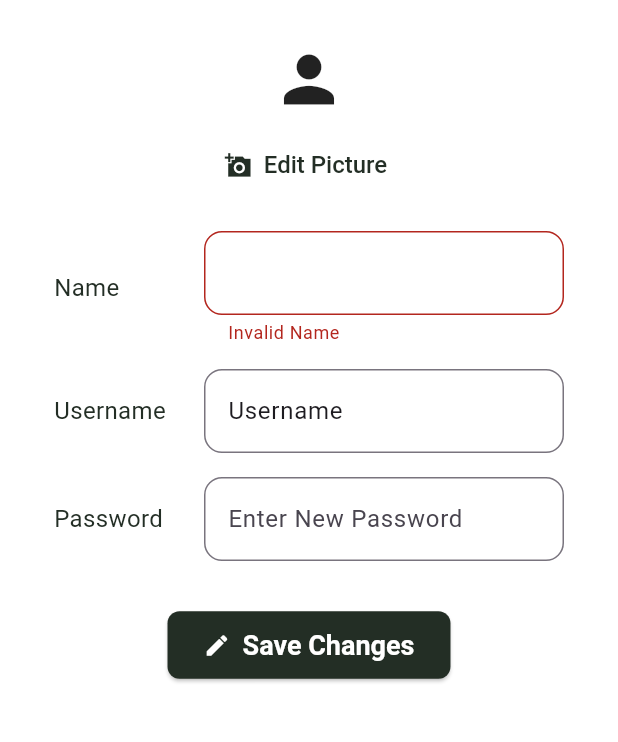
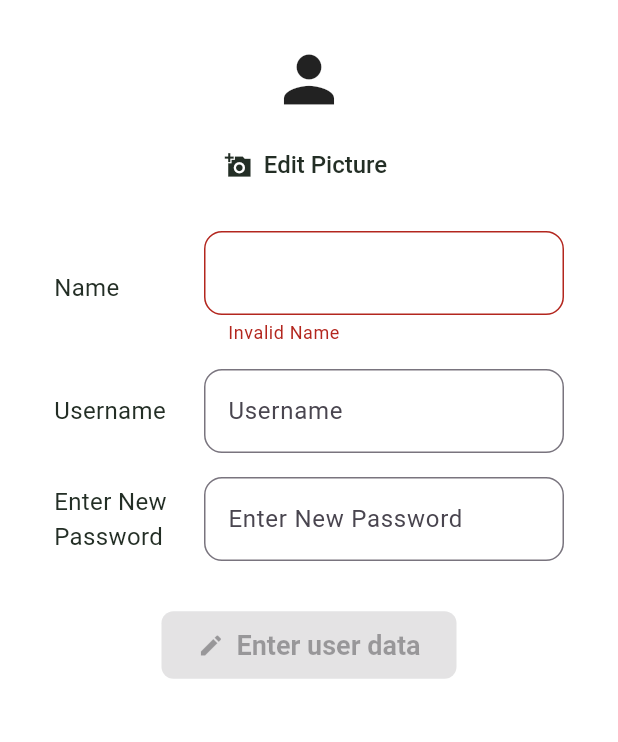
Before and after one commit to PetarJovanovic996/my_pet, a Flutter app: the EditProfileScreen screen opened by its route, on a phone screen of 412 x 824 dp, the part 84-826 px from its top. Run offline on Flutter 3.47's test engine with Material 3 defaults, Android fonts, the phone set to English and light mode, and no system bars; our stand-ins replace equatable, firebase_auth, firebase_core, flutter_bloc, formz, get_it and 2 more; accounts and stored records are empty.

Commit message:
Edit Name and PW funk implemented

```diff
--- a/lib/l10n/intl_en.arb
+++ b/lib/l10n/intl_en.arb
@@ -91,5 +91,7 @@
   "successfullEditOfUserData": "Successfull Edit! Please log in once again",
   "@successfullEditOfUserData": {},
   "enterNewPassword": "Enter New Password",
-  "@enterNewPassword": {}
+  "@enterNewPassword": {},
+  "enterCurrentPassword": "Enter Current Password",
+  "@enterCurrentPassword": {}
 }
--- a/lib/l10n/intl_sr.arb
+++ b/lib/l10n/intl_sr.arb
@@ -91,5 +91,7 @@
   "successfullEditOfUserData": "Uspjesno ste uredili podatke! Molim vas prijavite se ponovo!",
   "@successfullEditOfUserData": {},
   "enterNewPassword": "Unesite Novu Lozinku",
-  "@enterNewPassword": {}
+  "@enterNewPassword": {},
+  "enterCurrentPassword": "Unesite Trenutnu Lozinku",
+  "@enterCurrentPassword": {}
 }
--- a/lib/presentations/cubit/edit profile/edit_profile_cubit.dart
+++ b/lib/presentations/cubit/edit profile/edit_profile_cubit.dart
@@ -19,7 +19,10 @@ class EditProfileCubit extends Cubit<EditProfileState> {
     emit(
       state.copyWith(
         name: name,
-        isValid: Formz.validate([name, state.password, state.currentPassword]),
+        isValid:
+            state.isChangingPassword
+                ? Formz.validate([name, state.password, state.currentPassword])
+                : Formz.validate([name]),
       ),
     );
   }
@@ -30,6 +33,7 @@ class EditProfileCubit extends Cubit<EditProfileState> {
     emit(
       state.copyWith(
         password: password,
+        isChangingPassword: password.value.isNotEmpty,
         isValid: Formz.validate([state.name, password, state.currentPassword]),
       ),
     );
--- a/lib/presentations/cubit/edit profile/edit_profile_state.dart
+++ b/lib/presentations/cubit/edit profile/edit_profile_state.dart
@@ -1,19 +1,20 @@
 part of 'edit_profile_cubit.dart';
 
-final class EditProfileState extends Equatable {
+class EditProfileState extends Equatable {
   const EditProfileState({
     this.name = const Name.pure(),
     this.password = const Password.pure(),
+    this.currentPassword = const Password.pure(),
+    this.isChangingPassword = false,
     this.status = FormzSubmissionStatus.initial,
     this.isValid = false,
     this.errorMessage,
-    this.currentPassword = const Password.pure(),
   });
 
   final Name name;
   final Password password;
   final Password currentPassword;
-
+  final bool isChangingPassword;
   final FormzSubmissionStatus status;
   final bool isValid;
   final String? errorMessage;
@@ -22,7 +23,7 @@ final class EditProfileState extends Equatable {
     Name? name,
     Password? password,
     Password? currentPassword,
-
+    bool? isChangingPassword,
     FormzSubmissionStatus? status,
     bool? isValid,
     String? errorMessage,
@@ -31,7 +32,7 @@ final class EditProfileState extends Equatable {
       name: name ?? this.name,
       password: password ?? this.password,
       currentPassword: currentPassword ?? this.currentPassword,
-
+      isChangingPassword: isChangingPassword ?? this.isChangingPassword,
       status: status ?? this.status,
       isValid: isValid ?? this.isValid,
       errorMessage: errorMessage ?? this.errorMessage,
@@ -43,6 +44,7 @@ final class EditProfileState extends Equatable {
     name,
     password,
     currentPassword,
+    isChangingPassword,
     status,
     isValid,
     errorMessage,
--- a/lib/presentations/screens/profile_tab/edit_profile_screen.dart
+++ b/lib/presentations/screens/profile_tab/edit_profile_screen.dart
@@ -4,7 +4,6 @@ import 'package:flutter_bloc/flutter_bloc.dart';
 import 'package:formz/formz.dart';
 import 'package:my_pet/core/locator.dart';
 import 'package:my_pet/core/routes.dart';
-import 'package:my_pet/data/models/validation/password.dart';
 import 'package:my_pet/presentations/cubit/edit%20profile/edit_profile_cubit.dart';
 import 'package:my_pet/presentations/widgets/loading_widget.dart';
 import 'package:my_pet/presentations/widgets/main_app_bar.dart';
@@ -32,7 +31,9 @@ class EditProfileScreen extends StatelessWidget {
                     content: Text(translations.successfullEditOfUserData),
                   ),
                 );
-                Navigator.of(context).pushReplacementNamed(Routes.logInScreen);
+                Navigator.of(
+                  context,
+                ).pushNamedAndRemoveUntil(Routes.logInScreen, (route) => false);
               }
               if (state.status.isFailure) {
                 ScaffoldMessenger.of(context).showSnackBar(
@@ -51,9 +52,13 @@ class EditProfileScreen extends StatelessWidget {
                   const ChangeNameWidget(),
                   const ChangeUsernameWidget(),
                   const ChangePasswordWidget(),
+                  if (state.status.isInProgress)
+                    Center(
+                      child: LoadingWidget(
+                        color: Theme.of(context).primaryColor,
+                      ),
+                    ),
                   const SizedBox(height: 24),
-                  if (state.status.isInProgress)
-                    LoadingWidget(color: Theme.of(context).primaryColor),
                   const SubmitChangeButton(),
                 ],
               );
@@ -66,6 +71,7 @@ class EditProfileScreen extends StatelessWidget {
 }
 
 class ChangePictureWidget extends StatelessWidget {
+  @visibleForTesting
   const ChangePictureWidget({super.key});
 
   //TODO: logika za dodavanje slike
@@ -89,8 +95,6 @@ class ChangePictureWidget extends StatelessWidget {
 class ChangeNameWidget extends StatelessWidget {
   @visibleForTesting
   const ChangeNameWidget({super.key});
-
-  //TODO: logika
 
   @override
   Widget build(BuildContext context) {
@@ -132,6 +136,7 @@ class ChangeNameWidget extends StatelessWidget {
 }
 
 class ChangeUsernameWidget extends StatelessWidget {
+  @visibleForTesting
   const ChangeUsernameWidget({super.key});
 
   //TODO:
@@ -150,11 +155,11 @@ class ChangeUsernameWidget extends StatelessWidget {
           SizedBox(width: 100, child: Text(translations.username)),
           Expanded(
             child: TextFormField(
-              initialValue: 'Username',
               onChanged: (_) {},
 
               keyboardType: TextInputType.name,
               decoration: InputDecoration(
+                hintText: 'Username',
                 border: OutlineInputBorder(
                   borderRadius: BorderRadius.circular(12),
                 ),
@@ -175,41 +180,92 @@ class ChangePasswordWidget extends StatelessWidget {
   @visibleForTesting
   const ChangePasswordWidget({super.key});
 
-  //TODO: logika
-  // razmisliti o logici
-  // da li se otvara prozor, pa ide odma alert unesi staru sifru za confirm?
+  @override
+  Widget build(BuildContext context) {
+    return BlocBuilder<EditProfileCubit, EditProfileState>(
+      buildWhen:
+          (prev, curr) =>
+              prev.password != curr.password ||
+              prev.currentPassword != curr.currentPassword ||
+              prev.isChangingPassword != curr.isChangingPassword,
+      builder: (context, state) {
+        return Column(
+          crossAxisAlignment: CrossAxisAlignment.start,
+          children: [
+            Padding(
+              padding: const EdgeInsets.all(8.0),
+              child: Row(
+                children: [
+                  SizedBox(
+                    width: 100,
+                    child: Text(translations.enterNewPassword),
+                  ),
+                  Expanded(
+                    child: TextFormField(
+                      onChanged:
+                          (newValue) => context
+                              .read<EditProfileCubit>()
+                              .enteredNewPassword(newValue),
+                      keyboardType: TextInputType.visiblePassword,
+                      obscureText: true,
+                      decoration: InputDecoration(
+                        hintText: translations.enterNewPassword,
+                        border: OutlineInputBorder(
+                          borderRadius: BorderRadius.circular(12),
+                        ),
+                        errorText:
+                            state.password.displayError != null
+                                ? translations.invalidPassword
+                                : null,
+                      ),
+                    ),
+                  ),
+                ],
+              ),
+            ),
+            if (state.isChangingPassword) ...[const CurrentPasswordWidget()],
+          ],
+        );
+      },
+    );
+  }
+}
+
+class CurrentPasswordWidget extends StatelessWidget {
+  @visibleForTesting
+  const CurrentPasswordWidget({super.key});
 
   @override
   Widget build(BuildContext context) {
     return BlocBuilder<EditProfileCubit, EditProfileState>(
-      buildWhen: (prev, curr) => prev.password != curr.password,
+      buildWhen:
+          (prev, curr) =>
+              prev.password != curr.password ||
+              prev.currentPassword != curr.currentPassword ||
+              prev.isChangingPassword != curr.isChangingPassword,
       builder: (context, state) {
         return Padding(
           padding: const EdgeInsets.all(8.0),
           child: Row(
             children: [
-              SizedBox(width: 100, child: Text(translations.password)),
+              SizedBox(
+                width: 100,
+                child: Text(translations.enterCurrentPassword),
+              ),
               Expanded(
                 child: TextFormField(
-                  onChanged: (newValue) {
-                    context.read<EditProfileCubit>().enteredNewPassword(
-                      newValue,
-                    );
-                  },
-                  keyboardType: TextInputType.visiblePassword,
+                  onChanged:
+                      (value) => context
+                          .read<EditProfileCubit>()
+                          .enteredCurrentPassword(value),
                   obscureText: true,
-                  initialValue: state.password.value,
-
                   decoration: InputDecoration(
-                    hintText: translations.enterNewPassword,
-
+                    hintText: translations.enterCurrentPassword,
                     border: OutlineInputBorder(
                       borderRadius: BorderRadius.circular(12),
                     ),
                     errorText:
-                        state.password.displayError != null
-                            // || ovdje zelim da dodam provjeru da li je novi pasvord isti kao stari
-                            // ako jeste da pokazuje error
+                        state.currentPassword.displayError != null
                             ? translations.invalidPassword
                             : null,
                   ),
@@ -224,20 +280,28 @@ class ChangePasswordWidget extends StatelessWidget {
 }
 
 class SubmitChangeButton extends StatelessWidget {
+  @visibleForTesting
   const SubmitChangeButton({super.key});
-
-  //TODO: logika
-  // nakon uspjesne izmjene mora se ici na ponovni logIn
 
   @override
   Widget build(BuildContext context) {
-    return Center(
-      child: ElevatedButton.icon(
-        onPressed: () {},
-        //TODO: transaltions
-        label: const Text('Save Changes'),
-        icon: const Icon(Icons.edit),
-      ),
+    return BlocBuilder<EditProfileCubit, EditProfileState>(
+      buildWhen:
+          (prev, curr) =>
+              prev.isValid != curr.isValid || prev.status != curr.status,
+
+      builder: (context, state) {
+        return Center(
+          child: ElevatedButton.icon(
+            onPressed:
+                state.isValid && !state.status.isInProgress
+                    ? () => context.read<EditProfileCubit>().submitNewData()
+                    : null,
+            label: Text(translations.enterUserData),
+            icon: const Icon(Icons.edit),
+          ),
+        );
+      },
     );
   }
 }
```
Also changed, not shown: lib/generated/intl/messages_en.dart, lib/generated/intl/messages_sr.dart, lib/generated/l10n.dart.
